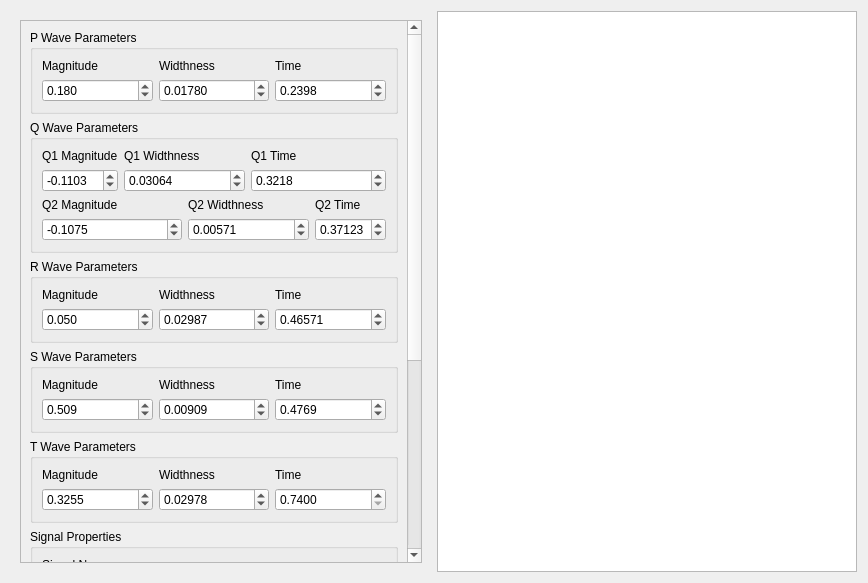
Old version of the form ui/ecg_sim.ui in the repository sensomatrix/sensocore.
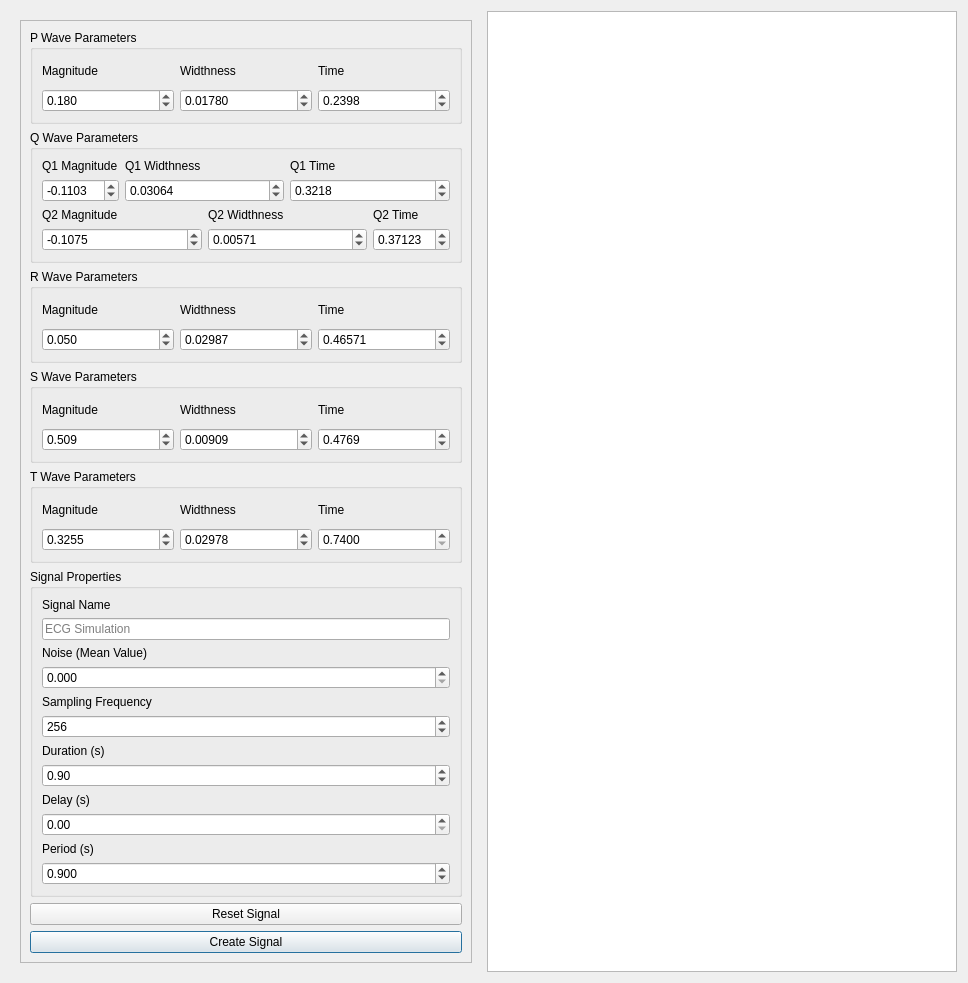
New version of the form. Custom widgets are drawn as their Qt base class.

Commit message: Adding delay to ECG Simulation

What changed in the file:
```diff
--- a/ui/ecg_sim.ui
+++ b/ui/ecg_sim.ui
@@ -6,8 +6,8 @@
    <rect>
     <x>0</x>
     <y>0</y>
-    <width>868</width>
-    <height>583</height>
+    <width>968</width>
+    <height>983</height>
    </rect>
   </property>
   <property name="minimumSize">
@@ -39,8 +39,8 @@
           <rect>
            <x>0</x>
            <y>0</y>
-           <width>392</width>
-           <height>948</height>
+           <width>441</width>
+           <height>1006</height>
           </rect>
          </property>
          <layout class="QVBoxLayout" name="verticalLayout_2">
@@ -557,7 +557,7 @@
              <string>Signal Properties</string>
             </property>
             <layout class="QGridLayout" name="gridLayout_6">
-             <item row="8" column="0">
+             <item row="10" column="0">
               <widget class="QLabel" name="period_label">
                <property name="text">
                 <string>Period (s)</string>
@@ -625,7 +625,7 @@
                </property>
               </widget>
              </item>
-             <item row="9" column="0">
+             <item row="11" column="0">
               <widget class="QDoubleSpinBox" name="period_spinbox">
                <property name="decimals">
                 <number>3</number>
@@ -657,6 +657,20 @@
                </property>
               </widget>
              </item>
+             <item row="8" column="0">
+              <widget class="QLabel" name="delay_label">
+               <property name="text">
+                <string>Delay (s)</string>
+               </property>
+              </widget>
+             </item>
+             <item row="9" column="0">
+              <widget class="QDoubleSpinBox" name="delay_spin_box">
+               <property name="singleStep">
+                <double>0.010000000000000</double>
+               </property>
+              </widget>
+             </item>
             </layout>
            </widget>
           </item>
```
The commit also changes 11 other files.
